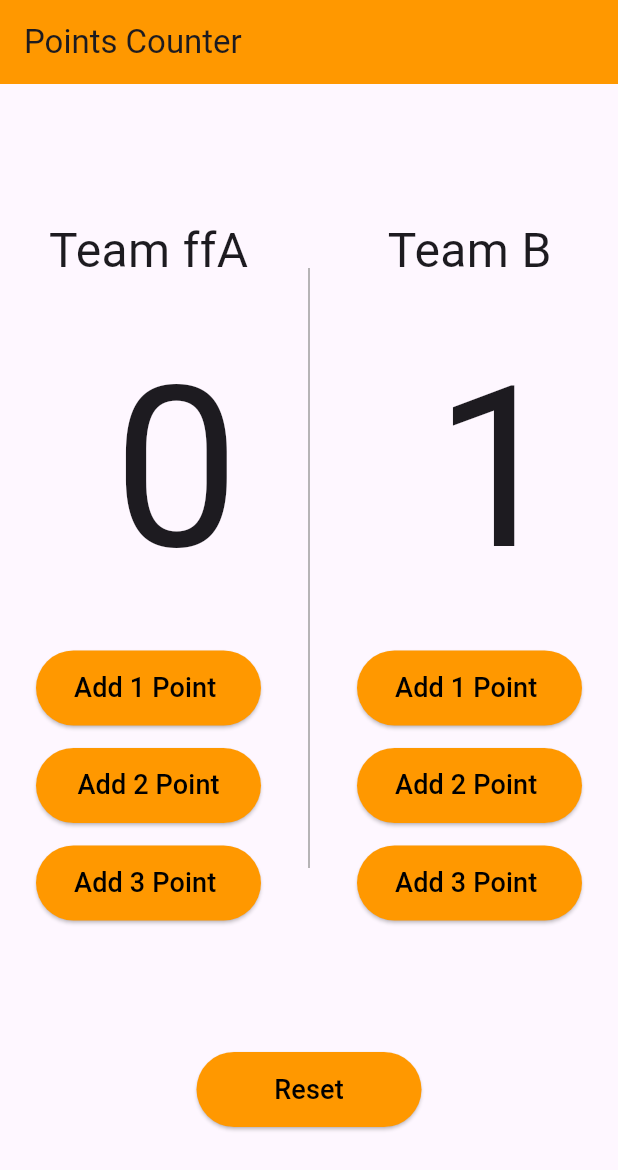
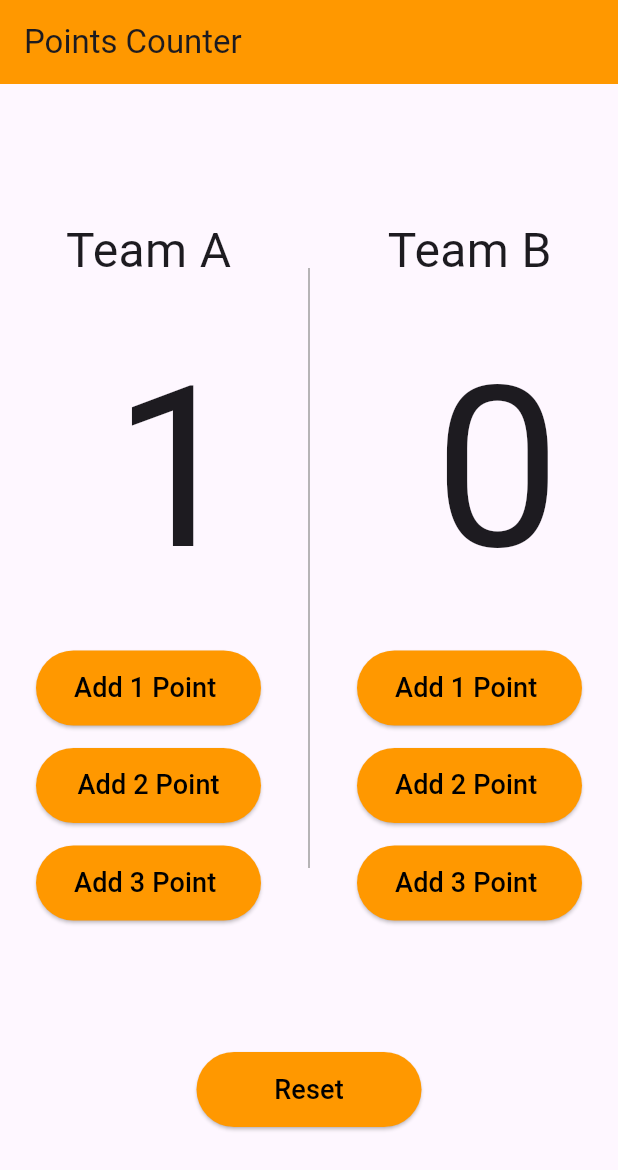
Before and after one commit to mohamedmahmoud95/basketball_counter_app_using_flutter, a Flutter app: the screen it shows after launch, after a tap on "Add 1 Point", on a phone screen of 412 x 824 dp. Shown: the top 1170 px of the screen. Run offline on Flutter 3.47's test engine with Material 3 defaults, Android fonts, the phone set to English and light mode, and no system bars; our stand-ins replace flutter_bloc.

Commit message:
fixed a state-management bug:

```diff
--- a/lib/counter_cubit.dart
+++ b/lib/counter_cubit.dart
@@ -8,7 +8,7 @@ class CounterCubit extends Cubit <CounterState> {
   int teamBPoints = 0;
 
   void increamentTeamCount({required String team, required int points}){
-    if(team == 'Team A'){
+    if(team == 'A'){
       teamAPoints += points;
       emit(TeamACounterState());
     }
--- a/lib/counter_screen.dart
+++ b/lib/counter_screen.dart
@@ -26,9 +26,10 @@ class PointsCounter extends StatelessWidget {
                     height: 500,
                     child: Column(
                       mainAxisAlignment: MainAxisAlignment.spaceEvenly,
+                      crossAxisAlignment: CrossAxisAlignment.center,
                       children: [
                         const Text(
-                          'Team ffA',
+                          'Team A',
                           style: TextStyle(
                             fontSize: 32,
                           ),
```
